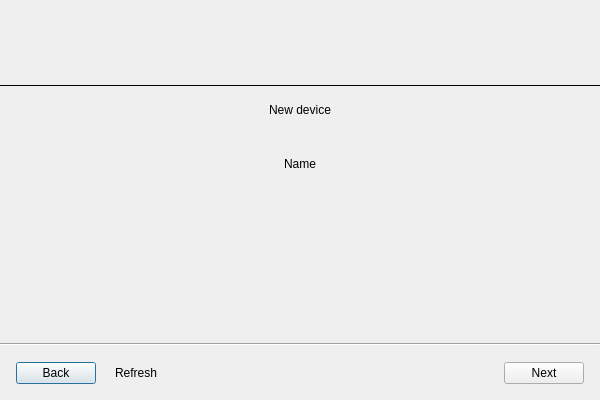
This is vms/client/nx_vms_client_desktop/src/nx/vms/client/desktop/resource_dialogs/camera_replacement_dialog.ui in networkoptix/nx_open as Qt 5 draws it before an edit. The edited form follows.
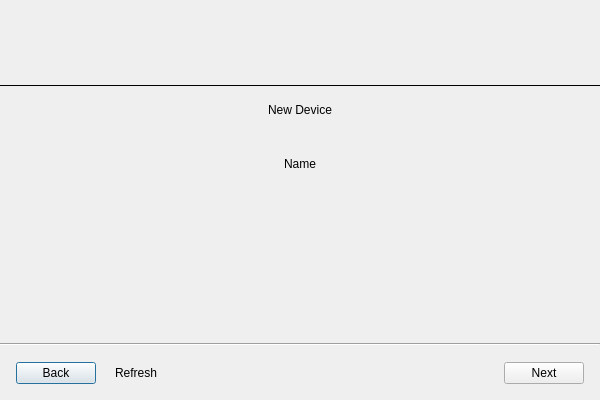
This is the edited form. The open tabs and pages were chosen to show the change. Custom widgets are drawn as their Qt base class.

Diff of the .ui file:
```diff
--- a/vms/client/nx_vms_client_desktop/src/nx/vms/client/desktop/resource_dialogs/camera_replacement_dialog.ui
+++ b/vms/client/nx_vms_client_desktop/src/nx/vms/client/desktop/resource_dialogs/camera_replacement_dialog.ui
@@ -191,7 +191,7 @@
        <item>
         <widget class="QLabel" name="replacementCameraCaptionLabel">
          <property name="text">
-          <string>New device</string>
+          <string>New Device</string>
          </property>
          <property name="alignment">
           <set>Qt::AlignCenter</set>
```
